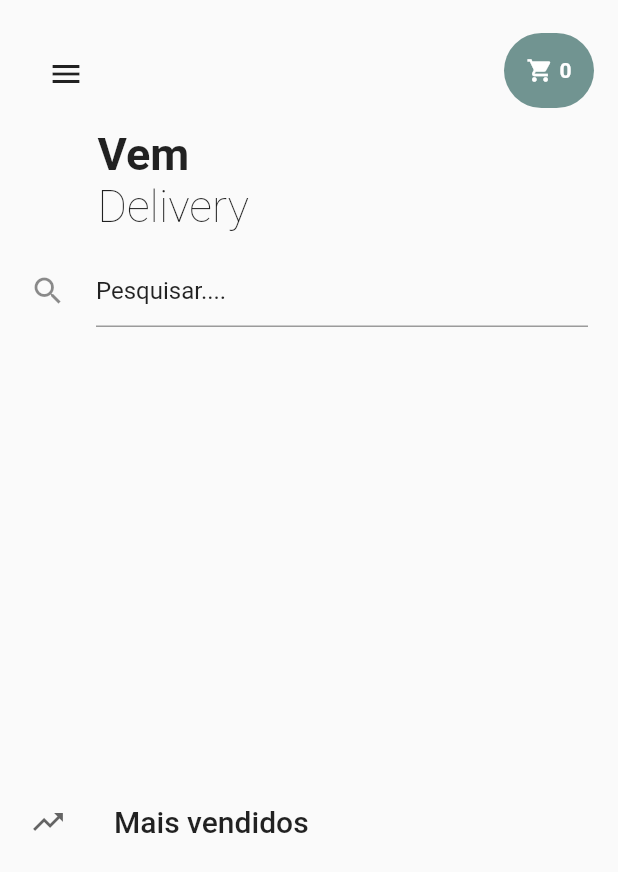
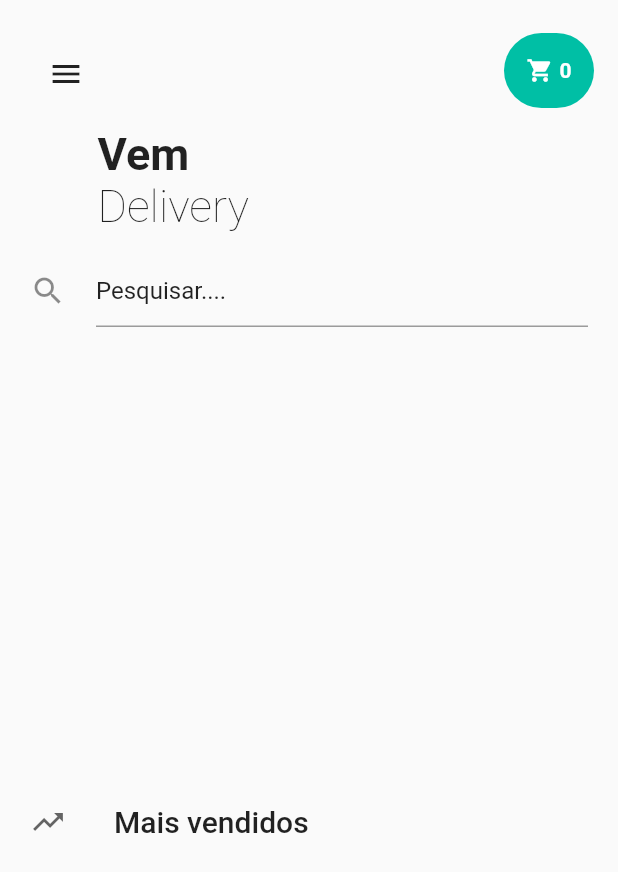
Before and after one commit to LucasFreitasDev1/fooddelivery, a Flutter app: the screen it shows after launch, on a phone screen of 412 x 824 dp. Shown: the top 872 px of the screen. Run offline on Flutter 3.47's test engine with Material 2 defaults, Android fonts, the light colour scheme and no system bars; drawn by our look-alikes of carousel_slider; our stand-ins replace cached_network_image, cloud_firestore, firebase_auth, firebase_storage, google_sign_in, mask_text_input_formatter and 1 more; missing offline and left inert: bloc_pattern; accounts and stored records are empty.

Commit message:
Alterações

```diff
--- a/lib/blocs/whatsapp_bloc.dart
+++ b/lib/blocs/whatsapp_bloc.dart
@@ -2,9 +2,9 @@ import 'package:url_launcher/url_launcher.dart';
 
 class WhatsAppApi {
   ///Implementar esta função corretamente!
-  abrirWhatsApp() async {
-    var whatsappUrl =
-        "whatsapp://send?phone=+5586994324465&text=Olá,tudo bem ?";
+  static abrirWhatsApp(String number) async {
+    String whatsappUrl =
+        "whatsapp://send?phone=+55${number.toString()}";
 
     if (await canLaunch(whatsappUrl)) {
       await launch(whatsappUrl);
--- a/lib/main.dart
+++ b/lib/main.dart
@@ -1,5 +1,3 @@
-import 'dart:developer';
-
 import 'package:bloc_pattern/bloc_pattern.dart';
 import 'package:flutter/cupertino.dart';
 import 'package:flutter/material.dart';
@@ -26,7 +24,7 @@ class MyApp extends StatelessWidget {
           title: "Vem",
           home: HomeScreen(),
           debugShowCheckedModeBanner: false,
-          theme: ThemeData(primaryColor: Colors.teal[400], primaryColorDark: Color(0x01403A)),
+          theme: ThemeData(primaryColor: Colors.teal[700], primaryColorDark: Color(0x01403A), accentColor: Colors.tealAccent[700]),
         ),
       ),
     );
--- a/lib/model/user_client_model.dart
+++ b/lib/model/user_client_model.dart
@@ -3,14 +3,7 @@ class UserClientModel {
   String name;
   String email;
   String uid;
-  Map address = {
-    'cidade': '',
-    'bairro': '',
-    'estado': '',
-    'complemento': '',
-    'referencia': '',
-    'rua': '',
-  };
+  Map address ;
 
   UserClientModel({this.phone, this.email, this.name, this.uid, this.address});
 
--- a/lib/view/screens/home/tabs/home_tab/widgets/buttonToCart.dart
+++ b/lib/view/screens/home/tabs/home_tab/widgets/buttonToCart.dart
@@ -36,7 +36,7 @@ class ButtonCart extends StatelessWidget {
           width: 60,
           height: 50,
           decoration: BoxDecoration(
-              color: Theme.of(context).primaryColorDark.withAlpha(140),
+              color: Theme.of(context).accentColor,
               borderRadius: BorderRadius.circular(50)),
         ),
       ),
--- a/lib/view/screens/home/tabs/orders_tab/orders_tab.dart
+++ b/lib/view/screens/home/tabs/orders_tab/orders_tab.dart
@@ -44,9 +44,10 @@ class OrdersTab extends StatelessWidget {
                   mainAxisAlignment: MainAxisAlignment.center,
                   children: <Widget>[
                     Icon(
-                      Icons.view_list,
+                      Icons.lock,
                       size: 80.0,
-                      color: Theme.of(context).primaryColor,
+                      color: Theme.of(context).primaryColor.withOpacity(0.5),
+
                     ),
                     SizedBox(
                       height: 16.0,
```
Also changed, not shown: lib/view/screens/home/tabs/places_tab/widgets/place_tile.dart (+10 -14 lines), lib/view/screens/home/widgets/drawer.dart (+29 -26 lines), 1 other file.
